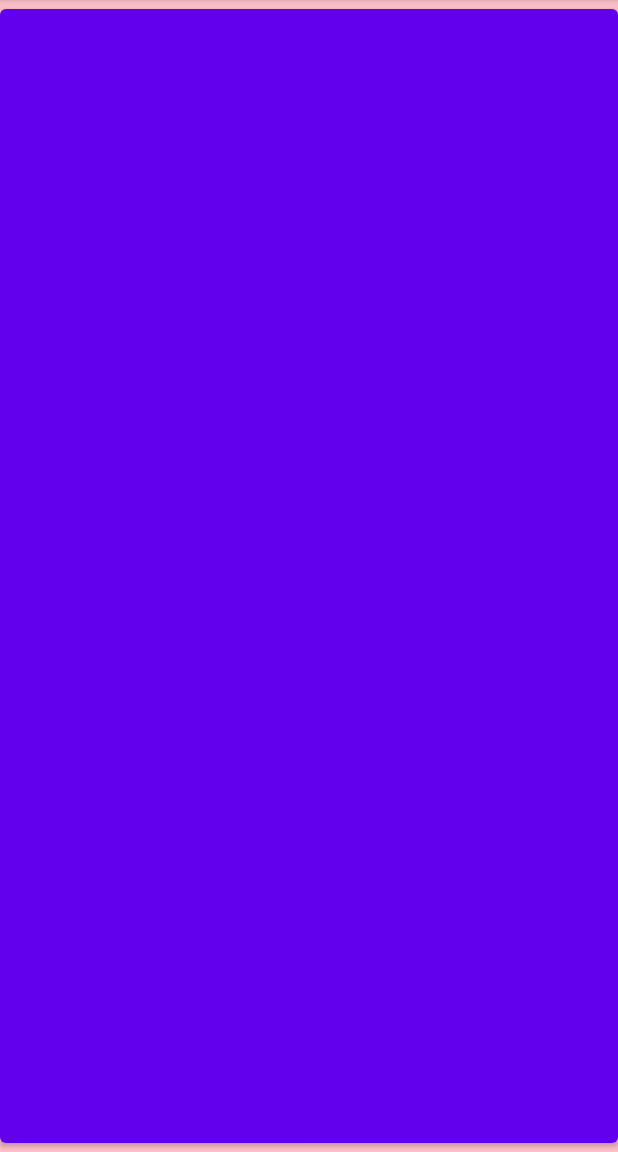
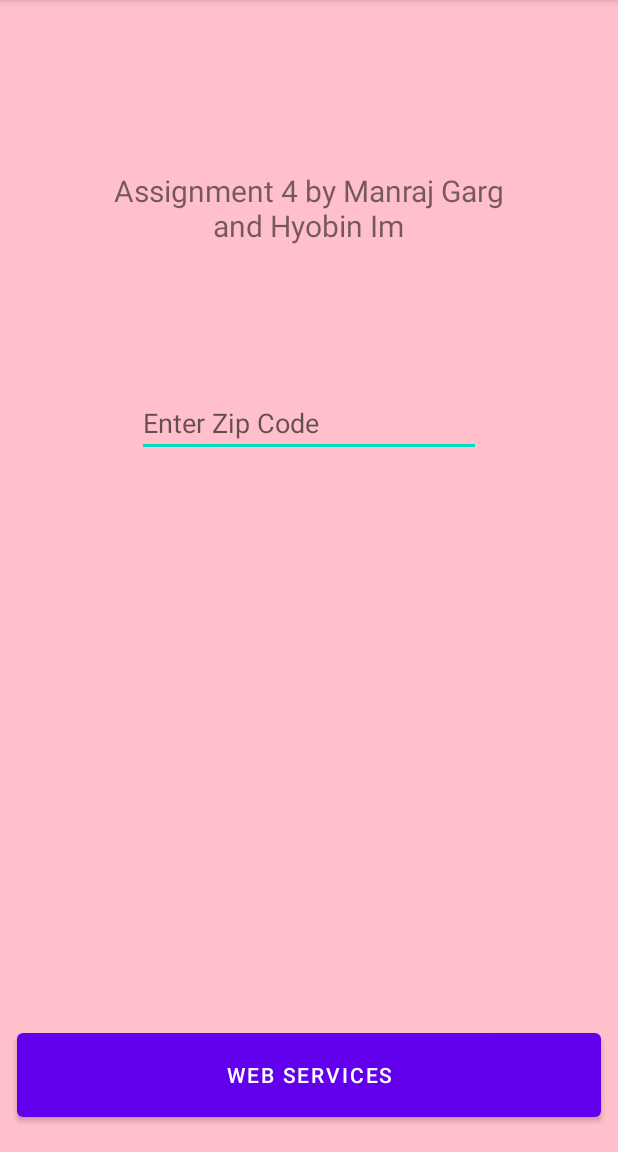
Before and after one commit to ManrajGarg991541957/GargImAssign4, an Android app: the fragment WebServiceFrag shown on its own in the app's theme, on a phone screen of 412 x 824 dp, the part 84-1236 px from its top. Run offline under Robolectric (Android 15) with nearby library versions, the phone set to English and light mode, and no system bars; 8 statements that could not run were skipped.

```diff
--- a/ManrajHyobinAssign44/build.gradle
+++ b/ManrajHyobinAssign44/build.gradle
@@ -41,4 +41,5 @@ dependencies {
     testImplementation 'junit:junit:4.+'
     androidTestImplementation 'androidx.test.ext:junit:1.1.2'
     androidTestImplementation 'androidx.test.espresso:espresso-core:3.3.0'
+    implementation 'com.google.android.gms:play-services-location:18.0.0'
 }
--- a/ManrajHyobinAssign44/src/main/AndroidManifest.xml
+++ b/ManrajHyobinAssign44/src/main/AndroidManifest.xml
@@ -1,12 +1,15 @@
 <?xml version="1.0" encoding="utf-8"?>
 <manifest xmlns:android="http://schemas.android.com/apk/res/android"
     package="manraj.hyobin.gargim">
+    <uses-permission android:name="android.permission.INTERNET"/>
+    <uses-permission android:name="android.permission.ACCESS_FINE_LOCATION"/>
 
     <application
         android:allowBackup="true"
         android:icon="@mipmap/ic_launcher"
         android:label="@string/app_name"
         android:roundIcon="@mipmap/ic_launcher_round"
+        android:usesCleartextTraffic="true"
         android:supportsRtl="true"
         android:theme="@style/Theme.ManrajHyobinAssign4">
         <activity
--- a/ManrajHyobinAssign44/src/main/java/manraj/hyobin/gargim/SpinnerAdapter.java
+++ b/ManrajHyobinAssign44/src/main/java/manraj/hyobin/gargim/SpinnerAdapter.java
@@ -12,6 +12,8 @@ import androidx.annotation.NonNull;
 import androidx.annotation.Nullable;
 
 import java.util.ArrayList;
+
+import manraj.hyobin.gargim.ui.home.DownloadFrag;
 
 public class SpinnerAdapter extends ArrayAdapter<SpinnerItems> {
 
--- a/ManrajHyobinAssign44/src/main/java/manraj/hyobin/gargim/ui/home/DownloadFrag.java
+++ b/ManrajHyobinAssign44/src/main/java/manraj/hyobin/gargim/ui/home/DownloadFrag.java
@@ -46,8 +46,8 @@ public class DownloadFrag extends Fragment {
         root = inflater.inflate(R.layout.fragment_download, container, false);
 
         Spinner spinnerTeams = root.findViewById(R.id.gargImSpinner);
-
-        mAdapter = new SpinnerAdapter(this.getActivity(), mSpinnerList);
+        initList();
+        mAdapter = new SpinnerAdapter(this.getContext(), mSpinnerList);
         spinnerTeams.setAdapter(mAdapter);
 
         spinnerTeams.setOnItemSelectedListener(new AdapterView.OnItemSelectedListener() {
--- a/ManrajHyobinAssign44/src/main/java/manraj/hyobin/gargim/ui/home/WebServiceFrag.java
+++ b/ManrajHyobinAssign44/src/main/java/manraj/hyobin/gargim/ui/home/WebServiceFrag.java
@@ -1,66 +1,112 @@
 package manraj.hyobin.gargim.ui.home;
 
+import android.Manifest;
+import android.content.pm.PackageManager;
 import android.os.Bundle;
 
+import androidx.annotation.NonNull;
+import androidx.core.app.ActivityCompat;
+import androidx.core.content.ContextCompat;
 import androidx.fragment.app.Fragment;
 
 import android.view.LayoutInflater;
 import android.view.View;
 import android.view.ViewGroup;
+import android.widget.Button;
+import android.widget.TextView;
+import android.widget.Toast;
+
+import com.google.android.gms.location.LocationRequest;
+import com.google.android.gms.location.LocationServices;
 
 import manraj.hyobin.gargim.R;
 
-/**
- * A simple {@link Fragment} subclass.
- * Use the {@link WebServiceFrag#newInstance} factory method to
- * create an instance of this fragment.
- */
-public class WebServiceFrag extends Fragment {
 
-    // TODO: Rename parameter arguments, choose names that match
-    // the fragment initialization parameters, e.g. ARG_ITEM_NUMBER
-    private static final String ARG_PARAM1 = "param1";
-    private static final String ARG_PARAM2 = "param2";
+public class WebServiceFrag extends Fragment implements View.OnClickListener {
 
-    // TODO: Rename and change types of parameters
-    private String mParam1;
-    private String mParam2;
+    private Button webServiceButton;
+    private View view;
+    private static final int REQUEST_CODE_LOCATION_PERMISSION = 111;
+    private TextView tvLong;
+    private TextView tvLat;
+    private TextView tvTemp;
+    private TextView tvName;
+    private TextView tvHumidity;
+    private TextView tvZip;
 
     public WebServiceFrag() {
         // Required empty public constructor
     }
 
-    /**
-     * Use this factory method to create a new instance of
-     * this fragment using the provided parameters.
-     *
-     * @param param1 Parameter 1.
-     * @param param2 Parameter 2.
-     * @return A new instance of fragment WebServiceFrag.
-     */
-    // TODO: Rename and change types and number of parameters
-    public static WebServiceFrag newInstance(String param1, String param2) {
-        WebServiceFrag fragment = new WebServiceFrag();
-        Bundle args = new Bundle();
-        args.putString(ARG_PARAM1, param1);
-        args.putString(ARG_PARAM2, param2);
-        fragment.setArguments(args);
-        return fragment;
-    }
-
     @Override
     public void onCreate(Bundle savedInstanceState) {
         super.onCreate(savedInstanceState);
-        if (getArguments() != null) {
-            mParam1 = getArguments().getString(ARG_PARAM1);
-            mParam2 = getArguments().getString(ARG_PARAM2);
-        }
+
     }
 
     @Override
     public View onCreateView(LayoutInflater inflater, ViewGroup container,
                              Bundle savedInstanceState) {
+        tvLong = view.findViewById(R.id.manrajHyobinLong);
+        tvLat = view.findViewById(R.id.manrajHyobinLat);
+        tvTemp = view.findViewById(R.id.manrajHyobinTemp);
+        tvName = view.findViewById(R.id.manrajHyobinName);
+        tvHumidity = view.findViewById(R.id.manrajHyobinHumidity);
+        tvZip = view.findViewById(R.id.manrajHyobinZipcode);
+
+        webServiceButton = view.findViewById(R.id.manrajHyobinWebServiceBtn);
+        webServiceButton.setOnClickListener((View.OnClickListener) this);
+
+
         // Inflate the layout for this fragment
         return inflater.inflate(R.layout.fragment_web_service, container, false);
     }
+
+    @Override
+    public void onClick(View view) {
+        if (ContextCompat.checkSelfPermission(
+                getContext(), android.Manifest.permission.ACCESS_FINE_LOCATION
+        ) != PackageManager.PERMISSION_GRANTED) {
+            requestPermissions(
+                    new String[]{Manifest.permission.ACCESS_FINE_LOCATION},
+                    REQUEST_CODE_LOCATION_PERMISSION
+            );
+        } else {
+            getCurrentLocation();
+        }
+    }
+
+
+    @Override
+    public void onRequestPermissionsResult(int requestCode, @NonNull String[] permissions,
+                                           @NonNull int[] grantResults) {
+        super.onRequestPermissionsResult(requestCode, permissions, grantResults);
+
+        if (requestCode == REQUEST_CODE_LOCATION_PERMISSION && grantResults.length > 0) {
+            if (grantResults[0] == PackageManager.PERMISSION_GRANTED) {
+                getCurrentLocation();
+            } else {
+                Toast.makeText(getContext(), "Permission Denied", Toast.LENGTH_SHORT).show();
+            }
+        }
+    }
+
+    private void getCurrentLocation() {
+        LocationRequest locationRequest = new LocationRequest();
+        locationRequest.setInterval(10000);
+        locationRequest.setFastestInterval(3000);
+        locationRequest.setPriority(LocationRequest.PRIORITY_HIGH_ACCURACY);
+
+        if (ActivityCompat.checkSelfPermission(this.getContext(), Manifest.permission.ACCESS_FINE_LOCATION) != PackageManager.PERMISSION_GRANTED && ActivityCompat.checkSelfPermission(this.getContext(), Manifest.permission.ACCESS_COARSE_LOCATION) != PackageManager.PERMISSION_GRANTED) {
+            // TODO: Consider calling
+            //    ActivityCompat#requestPermissions
+            // here to request the missing permissions, and then overriding
+            //   public void onRequestPermissionsResult(int requestCode, String[] permissions,
+            //                                          int[] grantResults)
+            // to handle the case where the user grants the permission. See the documentation
+            // for ActivityCompat#requestPermissions for more details.
+            return;
+        }
+       // LocationServices.getFusedLocationProviderClient(this.getActivity()).requestLocationUpdates(locationRequest, new LocationCallBack(){})
+    }
 }
--- a/ManrajHyobinAssign44/src/main/res/layout/fragment_web_service.xml
+++ b/ManrajHyobinAssign44/src/main/res/layout/fragment_web_service.xml
@@ -8,6 +8,61 @@
     android:background="@color/pink">
 
     <!-- TODO: Update blank fragment layout -->
+
+    <TextView
+        android:id="@+id/manrajHyobinName"
+        android:layout_width="159dp"
+        android:layout_height="31dp"
+        app:layout_constraintBottom_toBottomOf="parent"
+        app:layout_constraintEnd_toEndOf="parent"
+        app:layout_constraintHorizontal_bias="0.111"
+        app:layout_constraintStart_toStartOf="parent"
+        app:layout_constraintTop_toTopOf="parent"
+        app:layout_constraintVertical_bias="0.747" />
+
+    <TextView
+        android:id="@+id/manrajHyobinTemp"
+        android:layout_width="159dp"
+        android:layout_height="31dp"
+        app:layout_constraintBottom_toBottomOf="parent"
+        app:layout_constraintEnd_toEndOf="parent"
+        app:layout_constraintHorizontal_bias="0.111"
+        app:layout_constraintStart_toStartOf="parent"
+        app:layout_constraintTop_toTopOf="parent"
+        app:layout_constraintVertical_bias="0.628" />
+
+    <TextView
+        android:id="@+id/manrajHyobinHumidity"
+        android:layout_width="159dp"
+        android:layout_height="31dp"
+        app:layout_constraintBottom_toBottomOf="parent"
+        app:layout_constraintEnd_toEndOf="parent"
+        app:layout_constraintHorizontal_bias="0.88"
+        app:layout_constraintStart_toStartOf="parent"
+        app:layout_constraintTop_toTopOf="parent"
+        app:layout_constraintVertical_bias="0.628" />
+
+    <TextView
+        android:id="@+id/manrajHyobinLat"
+        android:layout_width="159dp"
+        android:layout_height="31dp"
+        app:layout_constraintBottom_toBottomOf="parent"
+        app:layout_constraintEnd_toEndOf="parent"
+        app:layout_constraintHorizontal_bias="0.88"
+        app:layout_constraintStart_toStartOf="parent"
+        app:layout_constraintTop_toTopOf="parent" />
+
+    <TextView
+        android:id="@+id/manrajHyobinZipcode"
+        android:layout_width="159dp"
+        android:layout_height="31dp"
+        app:layout_constraintBottom_toBottomOf="parent"
+        app:layout_constraintEnd_toEndOf="parent"
+        app:layout_constraintHorizontal_bias="0.88"
+        app:layout_constraintStart_toStartOf="parent"
+        app:layout_constraintTop_toTopOf="parent"
+        app:layout_constraintVertical_bias="0.747" />
+
     <TextView
         android:id="@+id/manrajHyobinTV"
         android:layout_width="286dp"
@@ -21,24 +76,41 @@
         app:layout_constraintHorizontal_bias="0.496"
         app:layout_constraintStart_toStartOf="parent"
         app:layout_constraintTop_toTopOf="parent"
-        app:layout_constraintVertical_bias="0.161" />
+        app:layout_constraintVertical_bias="0.074" />
 
     <EditText
         android:id="@+id/manrajHyobinZip"
         android:layout_width="229dp"
         android:layout_height="44dp"
+        android:hint="Enter Zip Code"
+        android:inputType="number"
         android:maxLength="5"
-        android:inputType="number"
-        android:hint="Enter Zip Code"
         app:layout_constraintBottom_toBottomOf="parent"
         app:layout_constraintEnd_toEndOf="parent"
         app:layout_constraintStart_toStartOf="parent"
         app:layout_constraintTop_toTopOf="parent"
-        app:layout_constraintVertical_bias="0.443" />
+        app:layout_constraintVertical_bias="0.36" />
 
     <Button
-        android:layout_width="match_parent"
-        android:layout_height="match_parent"/>
+        android:id="@+id/manrajHyobinWebServiceBtn"
+        android:layout_width="389dp"
+        android:layout_height="68dp"
+        android:text="Web Services"
+        app:layout_constraintBottom_toBottomOf="parent"
+        app:layout_constraintEnd_toEndOf="parent"
+        app:layout_constraintStart_toStartOf="parent"
+        app:layout_constraintTop_toTopOf="parent"
+        app:layout_constraintVertical_bias="0.975" />
+
+    <TextView
+        android:id="@+id/manrajHyobinLong"
+        android:layout_width="159dp"
+        android:layout_height="31dp"
+        app:layout_constraintBottom_toBottomOf="parent"
+        app:layout_constraintEnd_toEndOf="parent"
+        app:layout_constraintHorizontal_bias="0.111"
+        app:layout_constraintStart_toStartOf="parent"
+        app:layout_constraintTop_toTopOf="parent" />
 
 
 </androidx.constraintlayout.widget.ConstraintLayout>
```
